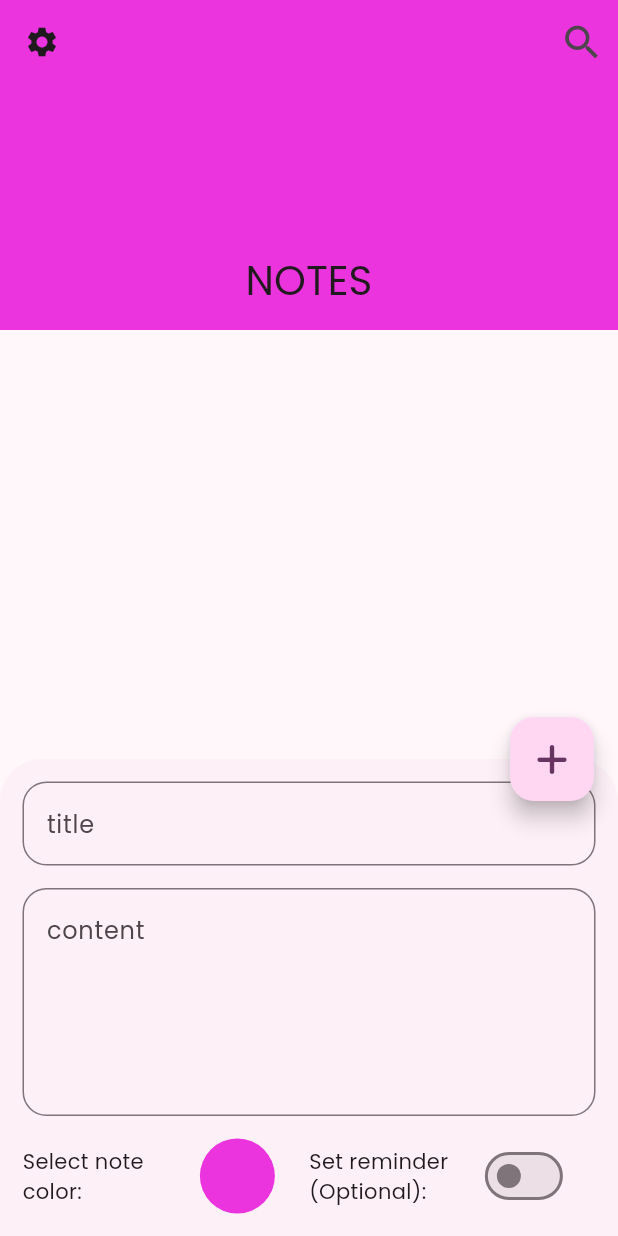
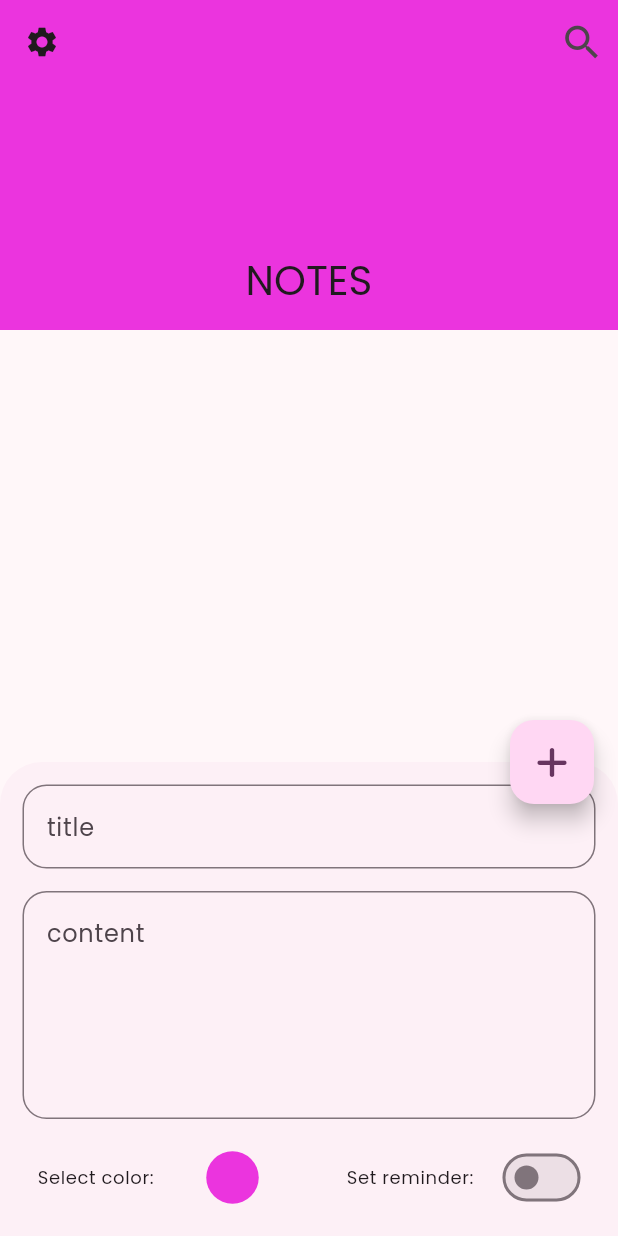
Before and after one commit to Shiba3006/My-Note, a Flutter app: the screen it shows after launch, after a tap on an icon or button, on a phone screen of 412 x 824 dp. Run offline on Flutter 3.47's test engine with Material 2 defaults, Android fonts, the phone set to English and light mode, and no system bars; our stand-ins replace bloc, flutter_bloc, flutter_colorpicker, font_awesome_flutter, hive, hive_flutter; missing offline and left inert: animator; accounts and stored records are empty.

Commit message:
create CustomNoteColorPicker and CustomReminderSwitch widget in bottom sheet

```diff
--- a/lib/cubits/note_states.dart
+++ b/lib/cubits/note_states.dart
@@ -88,3 +88,6 @@ class RoaaSuccessState extends NotesStates {}
 class BottomSheetChangedSuccessState extends NotesStates {}
 
 class ChangeColorSuccessState extends NotesStates {}
+
+// change Switch state
+class ChangeSwitchSuccessState extends NotesStates {}
--- a/lib/cubits/notes_cubit.dart
+++ b/lib/cubits/notes_cubit.dart
@@ -134,4 +134,11 @@ class NotesCubit extends Cubit<NotesStates> {
   String? title, subTitle;
   Color? noteColor;
 
+  bool isSwitchOn = false;
+
+  void changeSwitchState ({required bool value}){
+    isSwitchOn = value;
+    emit(ChangeSwitchSuccessState());
+  }
+
 }
--- a/lib/views/widgets/custom_bottom_sheet.dart
+++ b/lib/views/widgets/custom_bottom_sheet.dart
@@ -1,8 +1,8 @@
 import 'package:flutter/material.dart';
 import 'package:flutter_bloc/flutter_bloc.dart';
 import 'package:my_note/cubits/notes_cubit.dart';
-
-import 'custom_alert_dialog.dart';
+import 'custom_note_color_picker.dart';
+import 'custom_reminder_switch.dart';
 import 'custom_text_form_field.dart';
 
 class CustomBottomSheet extends StatefulWidget {
@@ -44,56 +44,19 @@ class _CustomBottomSheetState extends State<CustomBottomSheet> {
                     maxLine: 5,
                   ),
                   const SizedBox(height: 15),
-                  Row(
-                    children: [
-                      Expanded(
-                        child: Text(
-                          'Select note color:',
+                  const Padding(
+                    padding: EdgeInsetsDirectional.symmetric(
+                      horizontal: 10,
+                    ),
+                    child: Row(
+                      children: [
+                        CustomNoteColorPicker(),
+                        SizedBox(
+                          width: 50,
                         ),
-                      ),
-                      Expanded(
-                        child: GestureDetector(
-                          onTap: () {
-                            showDialog(
-                              context: context,
-                              builder: (context) =>
-                                  CustomAlertDialog(
-                                      colorFunction: (newColor) {
-                                        cubit.changeColor(newColor: newColor);
-                                      }
-                                  ),
-                            );
-                          },
-                          child: Container(
-                            // color circle to show the picked color.
-                            height: 50,
-                            decoration: BoxDecoration(
-                              shape: BoxShape.circle,
-                              // borderRadius: BorderRadius.circular(
-                              //   14,
-                              // ),
-                              color: cubit.noteColor ?? cubit.currentColor,
-                            ),
-                          ),
-                        ),
-                      ),
-                      Expanded(
-                        child: Text(
-                          'Set reminder (Optional):',
-                        ),
-                      ),
-                      Expanded(
-                        child: GestureDetector(
-                          onTap: (){
-
-                          },
-                          child: Switch(
-                              value: false,
-                              onChanged: (value) {},
-                          ),
-                        ),
-                      ),
-                    ],
+                        CustomReminderSwitch(),
+                      ],
+                    ),
                   ),
                 ],
               ),
--- /dev/null
+++ b/lib/views/widgets/custom_note_color_picker.dart
@@ -0,0 +1,67 @@
+import 'package:flutter/material.dart';
+import 'package:flutter_bloc/flutter_bloc.dart';
+
+import '../../cubits/notes_cubit.dart';
+import 'custom_alert_dialog.dart';
+
+class CustomNoteColorPicker extends StatefulWidget {
+  const CustomNoteColorPicker({super.key});
+
+  @override
+  State<CustomNoteColorPicker> createState() => _CustomNoteColorPickerState();
+}
+
+class _CustomNoteColorPickerState extends State<CustomNoteColorPicker> {
+  @override
+  Widget build(BuildContext context) {
+    return BlocConsumer<NotesCubit, NotesStates>(
+      listener: (context, state) {},
+      builder: (context, state) {
+        var cubit = NotesCubit.get(context);
+        return Expanded(
+          child: Row(
+            children: [
+              Expanded(
+                flex: 2,
+                child: Text(
+                  'Select color:',
+                  style: Theme
+                      .of(context)
+                      .textTheme
+                      .bodySmall,
+                ),
+              ),
+              Expanded(
+                flex: 1,
+                child: GestureDetector(
+                  onTap: () {
+                    showDialog(
+                      context: context,
+                      builder: (context) =>
+                          CustomAlertDialog(
+                              colorFunction: (newColor) {
+                                cubit.changeColor(newColor: newColor);
+                              }
+                          ),
+                    );
+                  },
+                  child: Container(
+                    // color circle to show the picked color.
+                    height: 35,
+                    decoration: BoxDecoration(
+                      shape: BoxShape.circle,
+                      // borderRadius: BorderRadius.circular(
+                      //   14,
+                      // ),
+                      color: cubit.noteColor ?? cubit.currentColor,
+                    ),
+                  ),
+                ),
+              ),
+            ],
+          ),
+        );
+      },
+    );
+  }
+}
--- /dev/null
+++ b/lib/views/widgets/custom_reminder_switch.dart
@@ -0,0 +1,48 @@
+import 'package:flutter/material.dart';
+import 'package:flutter_bloc/flutter_bloc.dart';
+
+import '../../cubits/notes_cubit.dart';
+
+class CustomReminderSwitch extends StatefulWidget {
+  const CustomReminderSwitch({super.key});
+
+  @override
+  State<CustomReminderSwitch> createState() => _CustomReminderSwitchState();
+}
+
+class _CustomReminderSwitchState extends State<CustomReminderSwitch> {
+  @override
+  Widget build(BuildContext context) {
+    return BlocConsumer<NotesCubit, NotesStates>(
+      listener: (context, state) {},
+      builder: (context, state) {
+        var cubit = NotesCubit.get(context);
+        return Expanded(
+          child: Row(
+            children: [
+              Expanded(
+                flex: 2,
+                child: Text(
+                  'Set reminder:',
+                  style: Theme
+                      .of(context)
+                      .textTheme
+                      .bodySmall,
+                ),
+              ),
+              Expanded(
+                flex: 1,
+                child: Switch(
+                  value: cubit.isSwitchOn,
+                  onChanged: (value) {
+                    cubit.changeSwitchState(value: value);
+                  },
+                ),
+              ),
+            ],
+          ),
+        );
+      },
+    );
+  }
+}
```
